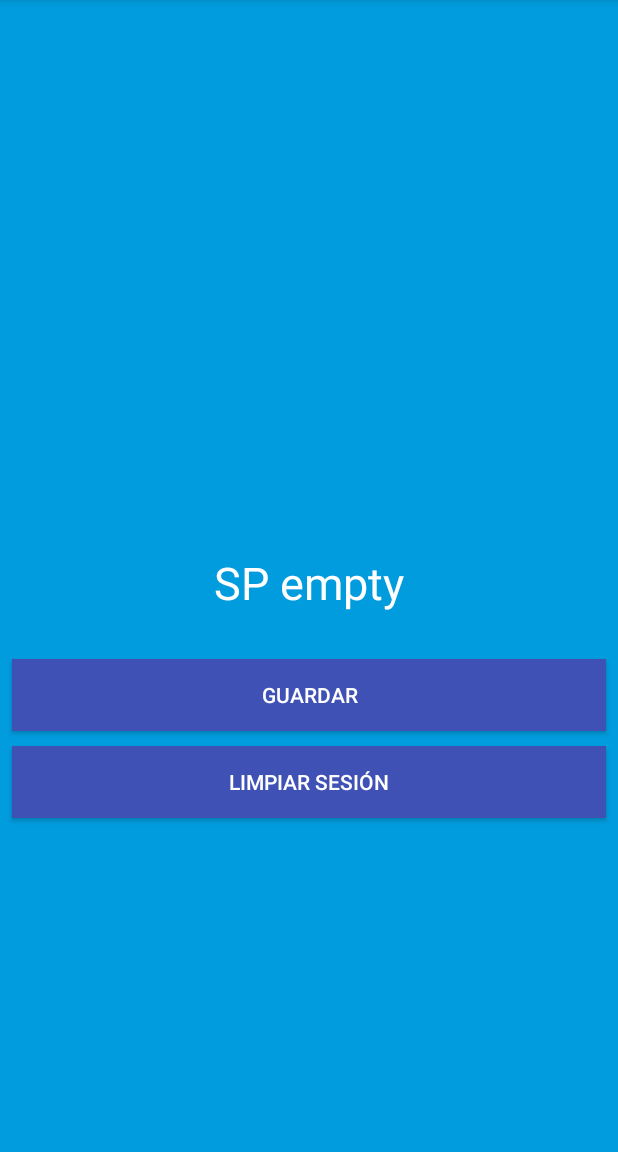
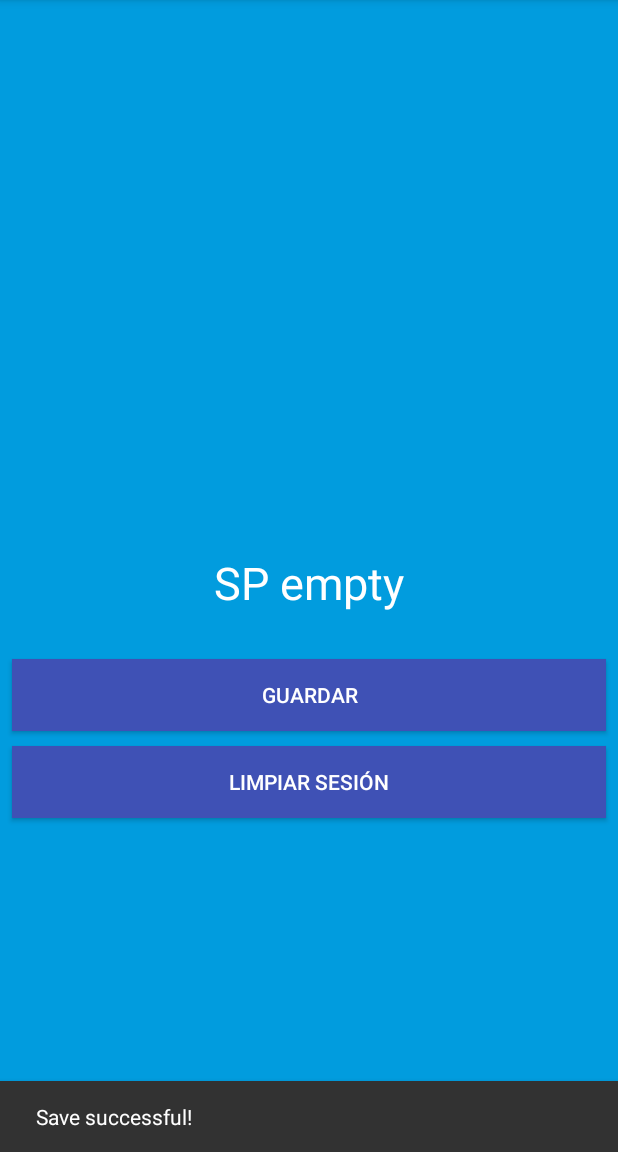
Before and after one commit to emedinaa/am2_group2017_2, an Android app: the screen it shows after launch (MainActivity), after a tap on "GUARDAR", on a phone screen of 412 x 824 dp, the part 84-1236 px from its top. Run offline under Robolectric (Android 15) with nearby library versions, the phone set to English and light mode, and no system bars.

Commit message:
Update sample

```diff
--- a/AM2StorageI/app/src/main/java/com/isil/am2template/MainActivity.java
+++ b/AM2StorageI/app/src/main/java/com/isil/am2template/MainActivity.java
@@ -50,6 +50,7 @@ public class MainActivity extends AppCompatActivity {
             @Override
             public void onClick(View view) {
                 saveValue();
+                showMessage("Save successful!");
             }
         });
 
@@ -57,6 +58,8 @@ public class MainActivity extends AppCompatActivity {
             @Override
             public void onClick(View view) {
                 clearSession();
+                showMessage("Cleaned session !");
+
             }
         });
 
@@ -73,6 +76,11 @@ public class MainActivity extends AppCompatActivity {
 
     }
 
+    private void showMessage(String message){
+        if(message==null)return;
+        snackbar.setText(message);
+        snackbar.show();
+    }
     private void showMessage(){
         snackbar.setText("Hello Android");
         snackbar.show();
```
